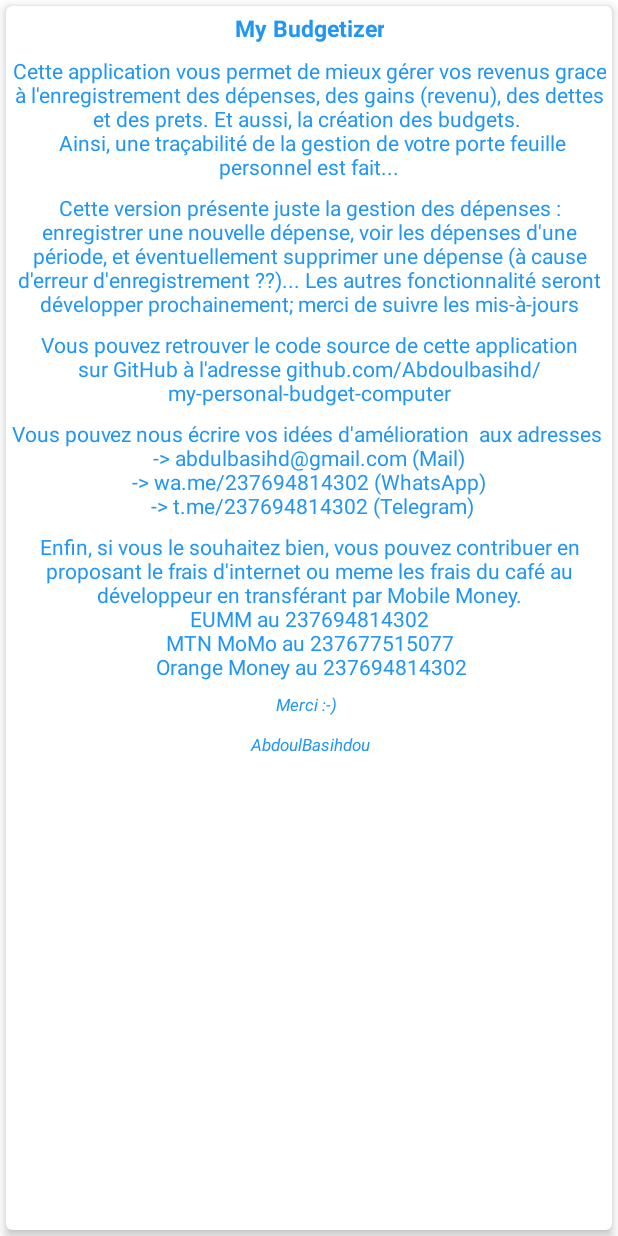
After one commit to Abdoulbasihd/my-personal-budget-computer, an Android app: the layout bottom_sheet_about_app.xml on its own in the app's theme, with its tools: preview values and no code run, on a phone screen of 412 x 824 dp. The commit adds this screen. Run offline under Robolectric (Android 15) with nearby library versions, the phone set to English and light mode, and no system bars.

Commit message:
about page ok

```diff
--- a/MyBudgetizer/app/src/main/java/cm/abimmobiledev/mybudgetizer/ui/MainMenuActivity.java
+++ b/MyBudgetizer/app/src/main/java/cm/abimmobiledev/mybudgetizer/ui/MainMenuActivity.java
@@ -4,7 +4,9 @@ import androidx.appcompat.app.AppCompatActivity;
 import androidx.databinding.DataBindingUtil;
 
 import android.os.Bundle;
+import android.view.View;
 
+import com.google.android.material.bottomsheet.BottomSheetDialog;
 import com.google.android.material.snackbar.Snackbar;
 
 import cm.abimmobiledev.mybudgetizer.R;
@@ -25,7 +27,11 @@ public class MainMenuActivity extends AppCompatActivity {
         mainMenuBinding.cardDebts.setOnClickListener(aboutView -> Snackbar.make(aboutView, getText(R.string.not_yet_implemented), Snackbar.LENGTH_LONG).show());
         mainMenuBinding.cardReceivable.setOnClickListener(aboutView -> Snackbar.make(aboutView, getString(R.string.not_yet_implemented), Snackbar.LENGTH_LONG).show());
 
-        mainMenuBinding.cardAboutApp.setOnClickListener(aboutView -> Snackbar.make(aboutView, getString(R.string.not_yet_implemented), Snackbar.LENGTH_LONG).show());
+        mainMenuBinding.cardAboutApp.setOnClickListener(aboutView -> {
+            BottomSheetDialog aboutBD = new BottomSheetDialog(MainMenuActivity.this);
+            aboutBD.setContentView(R.layout.bottom_sheet_about_app);
+            aboutBD.show();
+        });
         mainMenuBinding.cardAccountManager.setOnClickListener(aboutView -> Snackbar.make(aboutView, getString(R.string.not_yet_implemented), Snackbar.LENGTH_LONG).show());
 
         mainMenuBinding.cardExpenses.setOnClickListener(expensesView -> ExNavigation.openExpensesHome(MainMenuActivity.this));
--- /dev/null
+++ b/MyBudgetizer/app/src/main/res/layout/bottom_sheet_about_app.xml
@@ -0,0 +1,103 @@
+<?xml version="1.0" encoding="utf-8"?>
+<androidx.cardview.widget.CardView xmlns:android="http://schemas.android.com/apk/res/android"
+    xmlns:app="http://schemas.android.com/apk/res-auto"
+    android:layout_margin="@dimen/default_border_margin_4"
+    app:cardElevation="@dimen/card_elevation_medium_4"
+    app:cardCornerRadius="@dimen/card_elevation_medium_4"
+    android:layout_width="match_parent"
+    android:layout_height="match_parent">
+
+    <RelativeLayout
+        android:layout_width="match_parent"
+        android:layout_height="wrap_content"
+        >
+
+        <TextView
+            android:id="@+id/paragraph_0"
+            android:layout_margin="@dimen/default_border_margin_4"
+            android:layout_centerHorizontal="true"
+            android:layout_width="wrap_content"
+            android:layout_height="wrap_content"
+            android:text="@string/app_name"
+            android:textAlignment="center"
+            android:textSize="@dimen/title_text_medium_size_15"
+            android:textStyle="bold"
+            android:textColor="@color/default_text_color_blue_cyan"
+            />
+
+        <TextView
+            android:id="@+id/paragraph_1"
+            android:layout_below="@+id/paragraph_0"
+            android:layout_margin="@dimen/default_border_margin_4"
+            android:layout_centerHorizontal="true"
+            android:layout_width="wrap_content"
+            android:layout_height="wrap_content"
+            android:text="Cette application vous permet de mieux gérer vos revenus grace à l'enregistrement des dépenses, des gains (revenu), des dettes et des prets. Et aussi, la création des budgets. \n Ainsi, une traçabilité de la gestion de votre porte feuille personnel est fait..."
+            android:textAlignment="center"
+            android:textColor="@color/default_text_color_blue_cyan"
+            />
+
+        <TextView
+            android:id="@+id/paragraph_2"
+            android:layout_below="@+id/paragraph_1"
+            android:layout_margin="@dimen/default_border_margin_4"
+            android:layout_centerHorizontal="true"
+            android:layout_width="wrap_content"
+            android:layout_height="wrap_content"
+            android:text="Cette version présente juste la gestion des dépenses : enregistrer une nouvelle dépense, voir les dépenses d'une période, et éventuellement supprimer une dépense (à cause d'erreur d'enregistrement ??)... Les autres fonctionnalité seront développer prochainement; merci de suivre les mis-à-jours"
+            android:textAlignment="center"
+            android:textColor="@color/default_text_color_blue_cyan"
+            />
+
+        <TextView
+            android:id="@+id/paragraph_3"
+            android:layout_below="@+id/paragraph_2"
+            android:layout_margin="@dimen/default_border_margin_4"
+            android:layout_centerHorizontal="true"
+            android:layout_width="wrap_content"
+            android:layout_height="wrap_content"
+            android:text="Vous pouvez retrouver le code source de cette application sur GitHub à l'adresse github.com/Abdoulbasihd/my-personal-budget-computer"
+            android:textAlignment="center"
+            android:textColor="@color/default_text_color_blue_cyan"
+            />
+
+        <TextView
+            android:id="@+id/paragraph_4"
+            android:layout_below="@+id/paragraph_3"
+            android:layout_margin="@dimen/default_border_margin_4"
+            android:layout_centerHorizontal="true"
+            android:layout_width="wrap_content"
+            android:layout_height="wrap_content"
+            android:text="Vous pouvez nous écrire vos idées d'amélioration  aux adresses \n -> abdulbasihd@gmail.com (Mail) \n -> wa.me/237694814302 (WhatsApp) \n -> t.me/237694814302 (Telegram)"
+            android:textAlignment="center"
+            android:textColor="@color/default_text_color_blue_cyan"
+            />
+
+        <TextView
+            android:id="@+id/paragraph_5"
+            android:layout_below="@+id/paragraph_4"
+            android:layout_margin="@dimen/default_border_margin_4"
+            android:layout_centerHorizontal="true"
+            android:layout_width="wrap_content"
+            android:layout_height="wrap_content"
+            android:text="Enfin, si vous le souhaitez bien, vous pouvez contribuer en proposant le frais d'internet ou meme les frais du café au développeur en transférant par Mobile Money.\n EUMM au 237694814302 \n MTN MoMo au 237677515077 \n Orange Money au 237694814302"
+            android:textAlignment="center"
+            android:textColor="@color/default_text_color_blue_cyan"
+            />
+
+        <TextView
+            android:id="@+id/paragraph_6"
+            android:layout_below="@+id/paragraph_5"
+            android:layout_margin="@dimen/default_border_margin_4"
+            android:layout_centerHorizontal="true"
+            android:layout_width="wrap_content"
+            android:layout_height="wrap_content"
+            android:text="Merci :-) \n\n AbdoulBasihdou"
+            android:textAlignment="center"
+            android:textStyle="italic"
+            android:textSize="11sp"
+            android:textColor="@color/default_text_color_blue_cyan"
+            />
+
+    </RelativeLayout>
+</androidx.cardview.widget.CardView>
```
